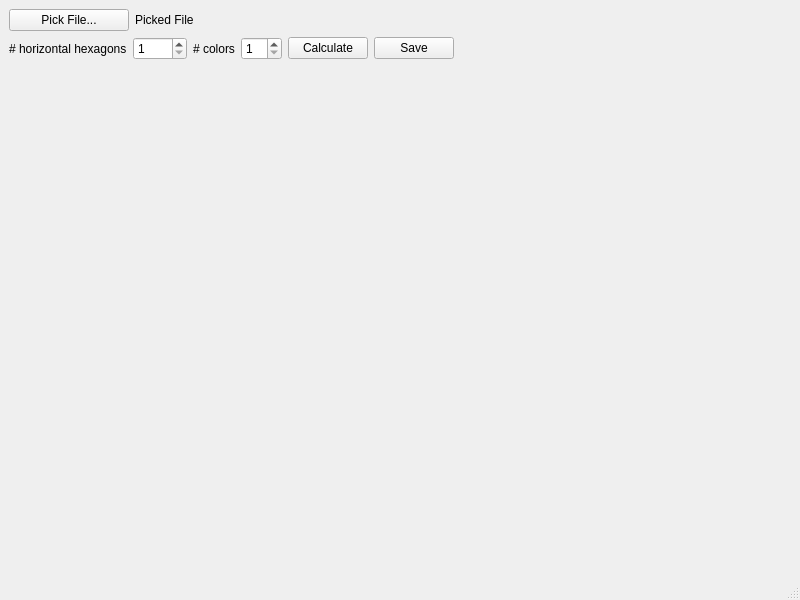
This is mainwindow.ui in LukasNeuberger/hexagonalizer as Qt 5 draws it before an edit. The edited form follows.
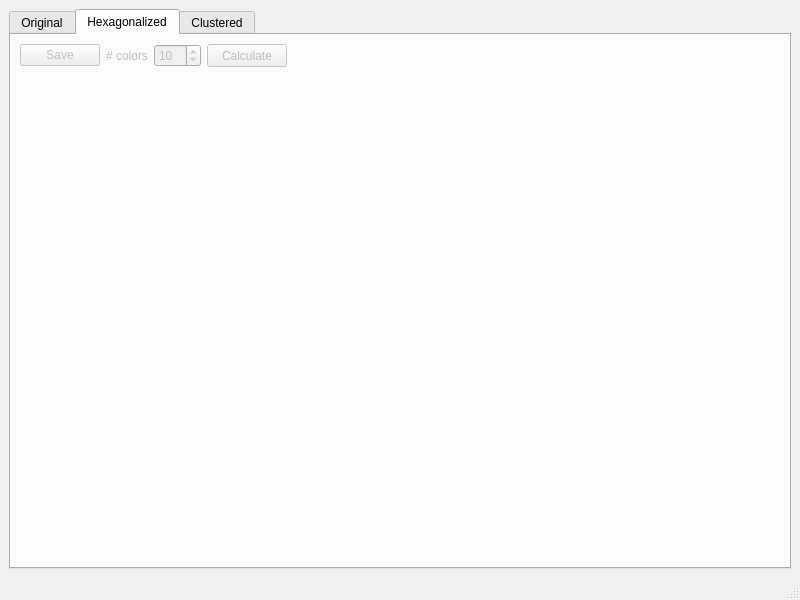
This is the edited form. The open tabs and pages were chosen to show the change.

```diff
--- a/mainwindow.ui
+++ b/mainwindow.ui
@@ -16,6 +16,22 @@
   <widget class="QWidget" name="centralwidget">
    <layout class="QVBoxLayout" name="verticalLayout_2">
     <item>
+     <widget class="QTabWidget" name="tabWidget">
+      <property name="enabled">
+       <bool>true</bool>
+      </property>
+      <property name="tabPosition">
+       <enum>QTabWidget::North</enum>
+      </property>
+      <property name="currentIndex">
+       <number>0</number>
+      </property>
+      <widget class="QWidget" name="originalTab">
+       <attribute name="title">
+        <string>Original</string>
+       </attribute>
+       <layout class="QVBoxLayout" name="verticalLayout">
+        <item>
      <layout class="QHBoxLayout" name="horizontalLayout_2">
       <item>
        <widget class="QPushButton" name="FilePickerBtn">
@@ -37,10 +53,19 @@
         </property>
        </widget>
       </item>
-     </layout>
-    </item>
     <item>
-     <layout class="QHBoxLayout" name="horizontalLayout_3">
+           <spacer name="horizontalSpacer">
+            <property name="orientation">
+             <enum>Qt::Horizontal</enum>
+            </property>
+            <property name="sizeHint" stdset="0">
+             <size>
+              <width>40</width>
+              <height>20</height>
+             </size>
+            </property>
+           </spacer>
+          </item>
       <item>
        <widget class="QLabel" name="label_2">
         <property name="maximumSize">
@@ -68,31 +93,8 @@
         <property name="maximum">
          <number>1000</number>
         </property>
-       </widget>
-      </item>
-      <item>
-       <widget class="QLabel" name="label">
-        <property name="maximumSize">
-         <size>
-          <width>100</width>
-          <height>40</height>
-         </size>
-        </property>
-        <property name="text">
-         <string># colors</string>
-        </property>
-       </widget>
-      </item>
-      <item>
-       <widget class="QSpinBox" name="ColorsSpin">
-        <property name="maximumSize">
-         <size>
-          <width>100</width>
-          <height>40</height>
-         </size>
-        </property>
-        <property name="minimum">
-         <number>1</number>
+            <property name="value">
+             <number>66</number>
         </property>
        </widget>
       </item>
@@ -103,26 +105,6 @@
         </property>
        </widget>
       </item>
-      <item>
-       <widget class="QPushButton" name="SaveBtn">
-        <property name="text">
-         <string>Save</string>
-        </property>
-       </widget>
-      </item>
-      <item>
-       <spacer name="horizontalSpacer">
-        <property name="orientation">
-         <enum>Qt::Horizontal</enum>
-        </property>
-        <property name="sizeHint" stdset="0">
-         <size>
-          <width>40</width>
-          <height>20</height>
-         </size>
-        </property>
-       </spacer>
-      </item>
      </layout>
     </item>
     <item>
@@ -144,15 +126,148 @@
     </item>
    </layout>
   </widget>
-  <widget class="QMenuBar" name="menubar">
-   <property name="geometry">
-    <rect>
-     <x>0</x>
-     <y>0</y>
-     <width>800</width>
-     <height>29</height>
-    </rect>
-   </property>
+      <widget class="QWidget" name="hexTab">
+       <property name="enabled">
+        <bool>false</bool>
+       </property>
+       <attribute name="title">
+        <string>Hexagonalized</string>
+       </attribute>
+       <layout class="QVBoxLayout" name="verticalLayout_3">
+        <item>
+         <layout class="QHBoxLayout" name="horizontalLayout_4">
+          <item>
+           <widget class="QPushButton" name="SaveHexBtn">
+            <property name="text">
+             <string>Save</string>
+            </property>
+           </widget>
+          </item>
+          <item>
+           <widget class="QLabel" name="label">
+            <property name="maximumSize">
+             <size>
+              <width>16777215</width>
+              <height>40</height>
+             </size>
+            </property>
+            <property name="text">
+             <string># colors</string>
+            </property>
+           </widget>
+          </item>
+          <item>
+           <widget class="QSpinBox" name="ColorSpinBox">
+            <property name="maximumSize">
+             <size>
+              <width>100</width>
+              <height>40</height>
+             </size>
+            </property>
+            <property name="minimum">
+             <number>1</number>
+            </property>
+            <property name="maximum">
+             <number>100</number>
+            </property>
+            <property name="value">
+             <number>10</number>
+            </property>
+           </widget>
+          </item>
+          <item>
+           <widget class="QPushButton" name="CalculateColorsBtn">
+            <property name="maximumSize">
+             <size>
+              <width>16777215</width>
+              <height>40</height>
+             </size>
+            </property>
+            <property name="text">
+             <string>Calculate</string>
+            </property>
+           </widget>
+          </item>
+          <item>
+           <spacer name="horizontalSpacer_2">
+            <property name="orientation">
+             <enum>Qt::Horizontal</enum>
+            </property>
+            <property name="sizeHint" stdset="0">
+             <size>
+              <width>40</width>
+              <height>20</height>
+             </size>
+            </property>
+           </spacer>
+          </item>
+         </layout>
+        </item>
+        <item>
+         <layout class="QHBoxLayout" name="HexImagePlaceHolder">
+          <item>
+           <spacer name="verticalSpacer_2">
+            <property name="orientation">
+             <enum>Qt::Vertical</enum>
+            </property>
+            <property name="sizeHint" stdset="0">
+             <size>
+              <width>20</width>
+              <height>40</height>
+             </size>
+            </property>
+           </spacer>
+          </item>
+         </layout>
+        </item>
+       </layout>
+      </widget>
+      <widget class="QWidget" name="clusteredTab">
+       <property name="enabled">
+        <bool>false</bool>
+       </property>
+       <attribute name="title">
+        <string>Clustered</string>
+       </attribute>
+       <layout class="QVBoxLayout" name="verticalLayout_4">
+        <item>
+         <layout class="QHBoxLayout" name="horizontalLayout"/>
+        </item>
+        <item>
+         <widget class="QPushButton" name="SaveClusteredBtn">
+          <property name="maximumSize">
+           <size>
+            <width>16777215</width>
+            <height>40</height>
+           </size>
+          </property>
+          <property name="text">
+           <string>Save</string>
+          </property>
+         </widget>
+        </item>
+        <item>
+         <layout class="QHBoxLayout" name="ClusteredImagePlaceHolder">
+          <item>
+           <spacer name="verticalSpacer_3">
+            <property name="orientation">
+             <enum>Qt::Vertical</enum>
+            </property>
+            <property name="sizeHint" stdset="0">
+             <size>
+              <width>20</width>
+              <height>40</height>
+             </size>
+            </property>
+           </spacer>
+          </item>
+         </layout>
+        </item>
+       </layout>
+      </widget>
+     </widget>
+    </item>
+   </layout>
   </widget>
   <widget class="QStatusBar" name="statusbar"/>
  </widget>
```
Lines whose indentation alone changed are shown as unchanged.
